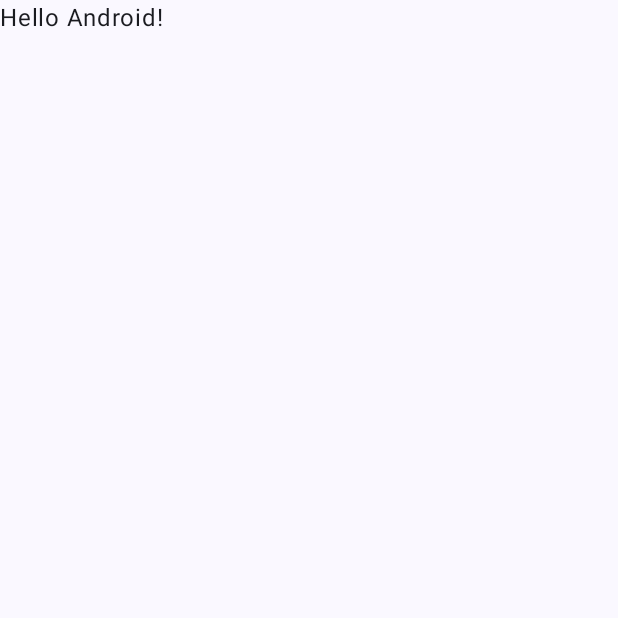
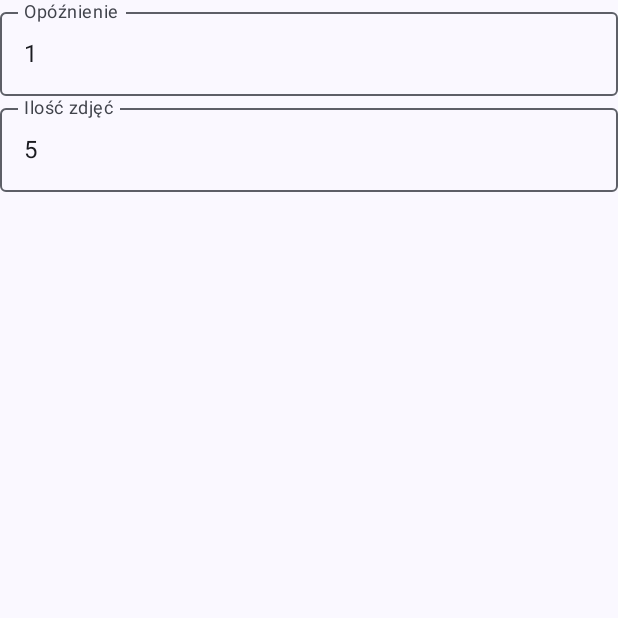
Before and after one commit to inux71/foto-fiesta, an Android app built with Jetpack Compose: the screen it shows after launch (MainActivity), on a phone screen of 412 x 824 dp, the top half of it. Before the commit the part shown is almost empty. Run offline under Robolectric (Android 15) with nearby library versions, the phone set to English and light mode, and no system bars; our stand-ins replace Dagger/Hilt's generated code.

Commit message:
add settings page

```diff
--- a/fotoapp/app/src/main/java/com/xdteam/fotofiesta/MainActivity.kt
+++ b/fotoapp/app/src/main/java/com/xdteam/fotofiesta/MainActivity.kt
@@ -11,6 +11,7 @@ import androidx.compose.material3.Text
 import androidx.compose.runtime.Composable
 import androidx.compose.ui.Modifier
 import androidx.compose.ui.tooling.preview.Preview
+import com.xdteam.fotofiesta.presentation.SettingsPage
 import com.xdteam.fotofiesta.ui.theme.FotoFiestaTheme
 import dagger.hilt.android.AndroidEntryPoint
 
@@ -25,22 +26,9 @@ class MainActivity : ComponentActivity() {
                     modifier = Modifier.fillMaxSize(),
                     color = MaterialTheme.colorScheme.background
                 ) {
-                    Greeting("Android")
+                    SettingsPage()
                 }
             }
         }
     }
 }
-
-@Composable
-fun Greeting(name: String) {
-    Text(text = "Hello $name!")
-}
-
-@Preview(showBackground = true)
-@Composable
-fun DefaultPreview() {
-    FotoFiestaTheme {
-        Greeting("Android")
-    }
-}
--- a/fotoapp/app/src/main/java/com/xdteam/fotofiesta/presentation/EmptyComposable.kt
+++ /dev/null
@@ -1 +0,0 @@
-package com.xdteam.fotofiesta.presentation
--- /dev/null
+++ b/fotoapp/app/src/main/java/com/xdteam/fotofiesta/presentation/SettingsPage.kt
@@ -0,0 +1,54 @@
+package com.xdteam.fotofiesta.presentation
+
+import androidx.compose.foundation.layout.Column
+import androidx.compose.foundation.layout.fillMaxSize
+import androidx.compose.foundation.layout.fillMaxWidth
+import androidx.compose.foundation.layout.width
+import androidx.compose.foundation.text.KeyboardOptions
+import androidx.compose.material3.ExperimentalMaterial3Api
+import androidx.compose.material3.OutlinedTextField
+import androidx.compose.material3.Text
+import androidx.compose.runtime.*
+import androidx.compose.ui.Modifier
+import androidx.compose.ui.res.stringResource
+import androidx.compose.ui.text.input.KeyboardType
+import com.xdteam.fotofiesta.R
+
+@Composable
+@OptIn(ExperimentalMaterial3Api::class)
+fun SettingsPage() {
+    var delayText by remember {
+        mutableStateOf("1")
+    }
+
+    var seriePhotoSizeText by remember {
+        mutableStateOf("5")
+    }
+
+    Column(
+        Modifier.fillMaxSize()
+    ) {
+        OutlinedTextField(
+            modifier = Modifier.fillMaxWidth(),
+            label = {
+                Text(stringResource(R.string.delay_option_header))
+            },
+            value = delayText,
+            onValueChange = {
+                delayText = it
+            },
+            keyboardOptions = KeyboardOptions(keyboardType = KeyboardType.Number)
+        )
+        OutlinedTextField(
+            modifier = Modifier.fillMaxWidth(),
+            label = {
+                Text(stringResource(R.string.serie_photo_size))
+            },
+            value = seriePhotoSizeText,
+            onValueChange = {
+                seriePhotoSizeText = it
+            },
+            keyboardOptions = KeyboardOptions(keyboardType = KeyboardType.Number)
+        )
+    }
+}
--- a/fotoapp/app/src/main/res/values/strings.xml
+++ b/fotoapp/app/src/main/res/values/strings.xml
@@ -1,3 +1,7 @@
 <resources>
     <string name="app_name">FotoFiesta</string>
+
+    <!-- Options Menu -->
+    <string name="delay_option_header">Opóźnienie</string>
+    <string name="serie_photo_size">Ilość zdjęć</string>
 </resources>
```
